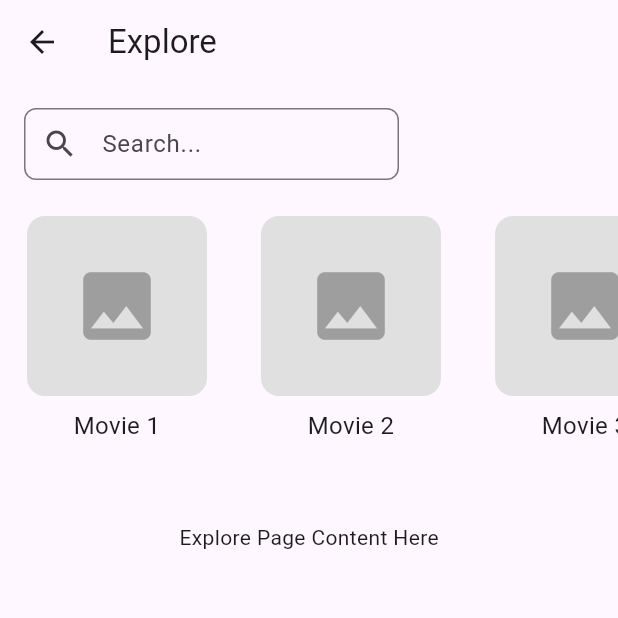
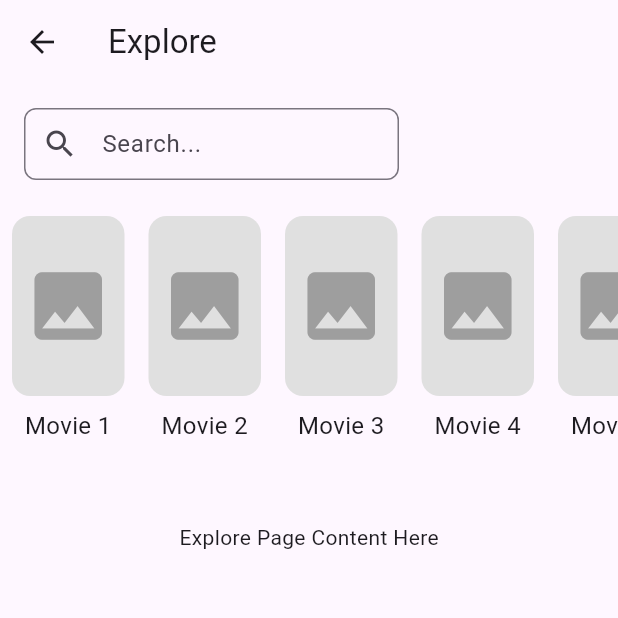
Before and after one commit to Robbo04/Flutter_GeekHobbyApp, a Flutter app: the ExplorePage screen opened directly, on a phone screen of 412 x 824 dp, the top half of it. Run offline on Flutter 3.47's test engine with Material 3 defaults, Android fonts, the phone set to English and light mode, and no system bars; our stand-ins replace hive, hive_flutter; accounts and stored records are empty.

Commit message:
adjusted size ratios

```diff
--- a/app_geek_hobby_app/lib/Data/list_data.dart
+++ b/app_geek_hobby_app/lib/Data/list_data.dart
@@ -17,6 +17,13 @@ final ItemList moviesListTest = ItemList(
     Movie(name: 'Movie 2', studio: 'Studio 2', yearReleased: 2021, genres: [VideoGenre.comedy], director: 'Director 2', duration: 90, ageRating: MovieAgeRating.fifteen, imdbRating: 6.8),
     Movie(name: 'Movie 3', studio: 'Studio 3', yearReleased: 2022, genres: [VideoGenre.drama], director: 'Director 3', duration: 100, ageRating: MovieAgeRating.eighteen, imdbRating: 8.0),
     Movie(name: 'Movie 4', studio: 'Studio 4', yearReleased: 2023, genres: [VideoGenre.horror], director: 'Director 4', duration: 110, ageRating: MovieAgeRating.pg, imdbRating: 7.2),
+    Movie(name: 'Movie 5', studio: 'Studio 5', yearReleased: 2024, genres: [VideoGenre.sciFi], director: 'Director 5', duration: 130, ageRating: MovieAgeRating.pg, imdbRating: 8.5),
+    Movie(name: 'Movie 6', studio: 'Studio 6', yearReleased: 2024, genres: [VideoGenre.fantasy], director: 'Director 6', duration: 140, ageRating: MovieAgeRating.pg, imdbRating: 7.9),
+    Movie(name: 'Movie 7', studio: 'Studio 7', yearReleased: 2024, genres: [VideoGenre.animation], director: 'Director 7', duration: 95, ageRating: MovieAgeRating.pg, imdbRating: 8.1),
+    Movie(name: 'Movie 8', studio: 'Studio 8', yearReleased: 2024, genres: [VideoGenre.thriller], director: 'Director 8', duration: 105, ageRating: MovieAgeRating.fifteen, imdbRating: 7.4),
+    Movie(name: 'Movie 9', studio: 'Studio 9', yearReleased: 2024, genres: [VideoGenre.mystery], director: 'Director 9', duration: 115, ageRating: MovieAgeRating.eighteen, imdbRating: 8.3),
+    Movie(name: 'Movie 10', studio: 'Studio 10', yearReleased: 2024, genres: [VideoGenre.documentary], director: 'Director 10', duration: 85, ageRating: MovieAgeRating.pg, imdbRating: 7.0),
+
   ],
 )..allowedTypes.add(Movie);
 
--- a/app_geek_hobby_app/lib/Pages/explore.dart
+++ b/app_geek_hobby_app/lib/Pages/explore.dart
@@ -1,7 +1,3 @@
-import 'package:app_geek_hobby_app/Classes/item.dart';
-import 'package:app_geek_hobby_app/Classes/movie.dart';
-import 'package:app_geek_hobby_app/Enums/Genres/video_genre.dart';
-import 'package:app_geek_hobby_app/Enums/AgeRatings/movie_age.dart';
 import 'package:flutter/material.dart';
 import 'package:app_geek_hobby_app/Data/list_data.dart';
 
@@ -41,13 +37,13 @@ class ExplorePage extends StatelessWidget {
               itemCount: moviesListTest.items.length,
               itemBuilder: (context, index) {
                 return Container(
-                  width: 140,
+                  width: 75,
                   margin: const EdgeInsets.symmetric(horizontal: 8),
                   child: Column(
                     children: [
                       Container(
                         height: 120,
-                        width: 120,
+                        width: 90,
                         decoration: BoxDecoration(
                           color: Colors.grey[300],
                           borderRadius: BorderRadius.circular(12),
```
